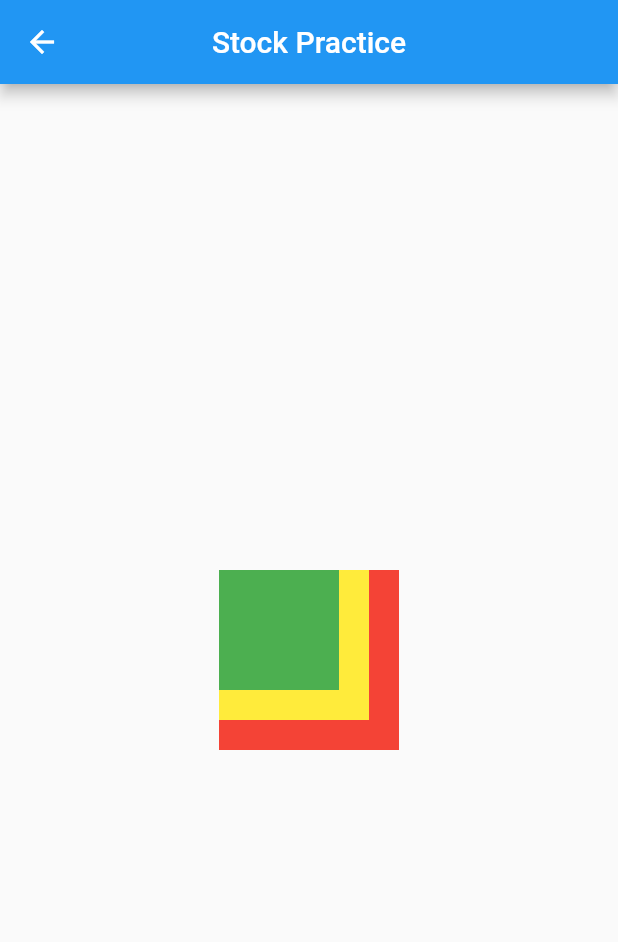
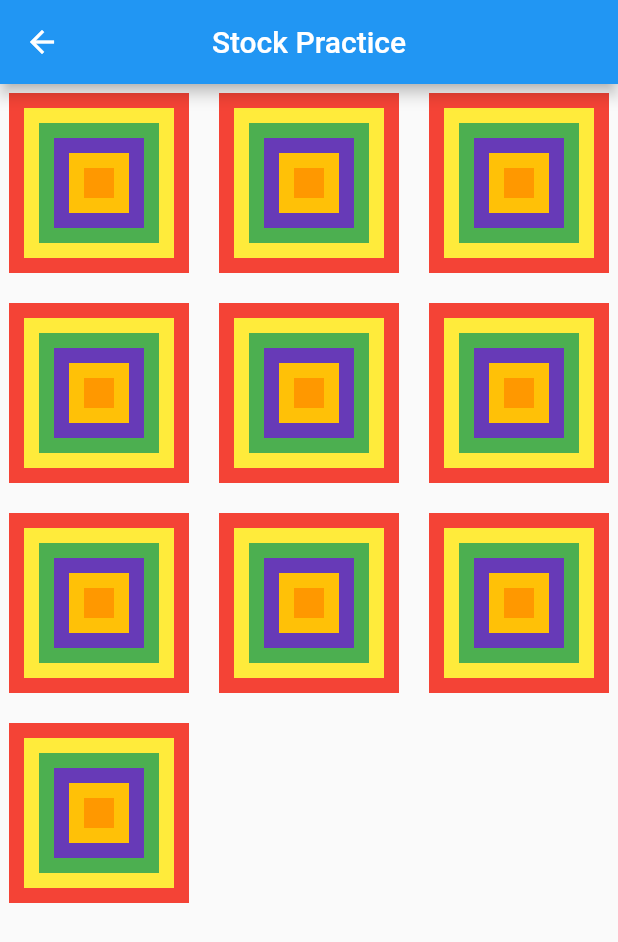
Before and after one commit to ahmedkaimkhani/SMIT-Flutter-Widgets-Learning, a Flutter app: the StackWidget screen opened directly, on a phone screen of 412 x 824 dp. Shown: the top 942 px of the screen. Run offline on Flutter 3.47's test engine with Material 2 defaults, Android fonts, the light colour scheme and no system bars.

Commit message:
stack practice

```diff
--- a/lib/Stack/stack.pratice.dart
+++ b/lib/Stack/stack.pratice.dart
@@ -10,25 +10,61 @@
           centerTitle: true,
           title: const Text('Stock Practice'),
         ),
-      body: Center(
+        body: GridView.builder(
+          gridDelegate: const SliverGridDelegateWithFixedCrossAxisCount(
+            crossAxisCount: 3,
+            crossAxisSpacing: 8,
+            mainAxisSpacing: 8,
+          ),
+          itemCount: 10,
+          itemBuilder: (context, index) {
+            return Center(
               child: Stack(children: [
-          Container(
+                Center(
+                  child: Container(
                     color: Colors.red,
                     height: 120,
                     width: 120,
                   ),
-          Container(
+                ),
+                Center(
+                  child: Container(
                     color: Colors.yellow,
                     height: 100,
                     width: 100,
                   ),
-          Container(
+                ),
+                Center(
+                  child: Container(
                     color: Colors.green,
                     height: 80,
                     width: 80,
+                  ),
+                ),
+                Center(
+                  child: Container(
+                    color: Colors.deepPurple,
+                    height: 60,
+                    width: 60,
+                  ),
+                ),
+                Center(
+                  child: Container(
+                    color: Colors.amber,
+                    height: 40,
+                    width: 40,
+                  ),
+                ),
+                Center(
+                  child: Container(
+                    color: Colors.orange,
+                    height: 20,
+                    width: 20,
+                  ),
                 )
               ]),
-      ),
             );
+          },
+        ));
   }
 }
```
Lines whose indentation alone changed are shown as unchanged.
